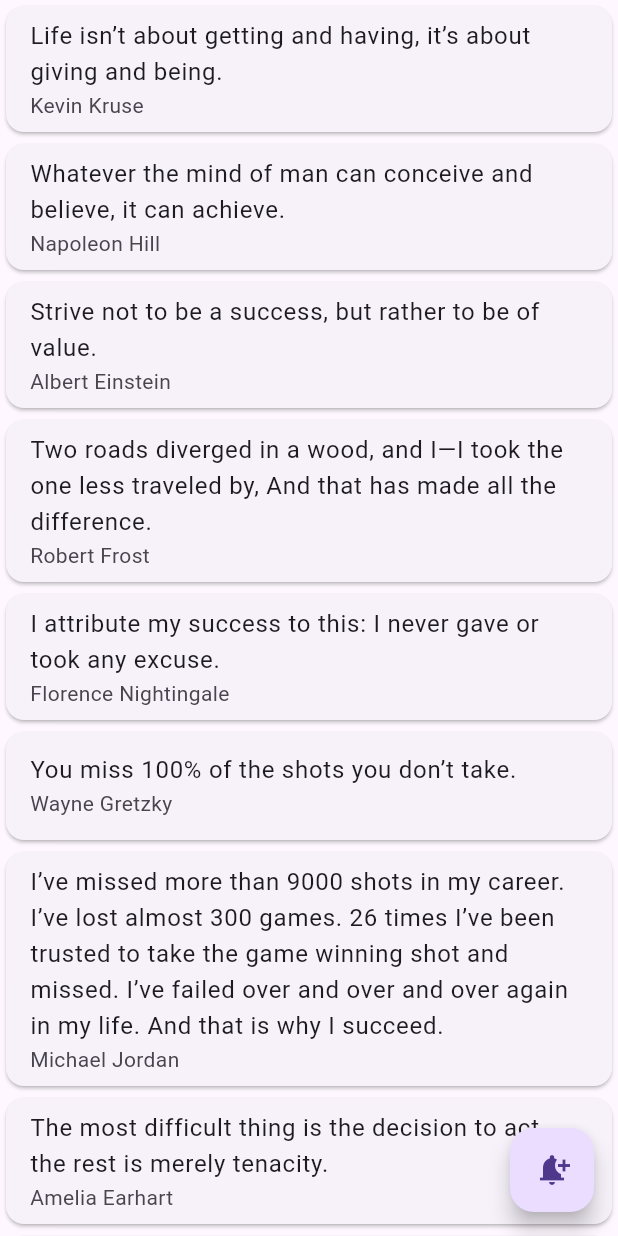
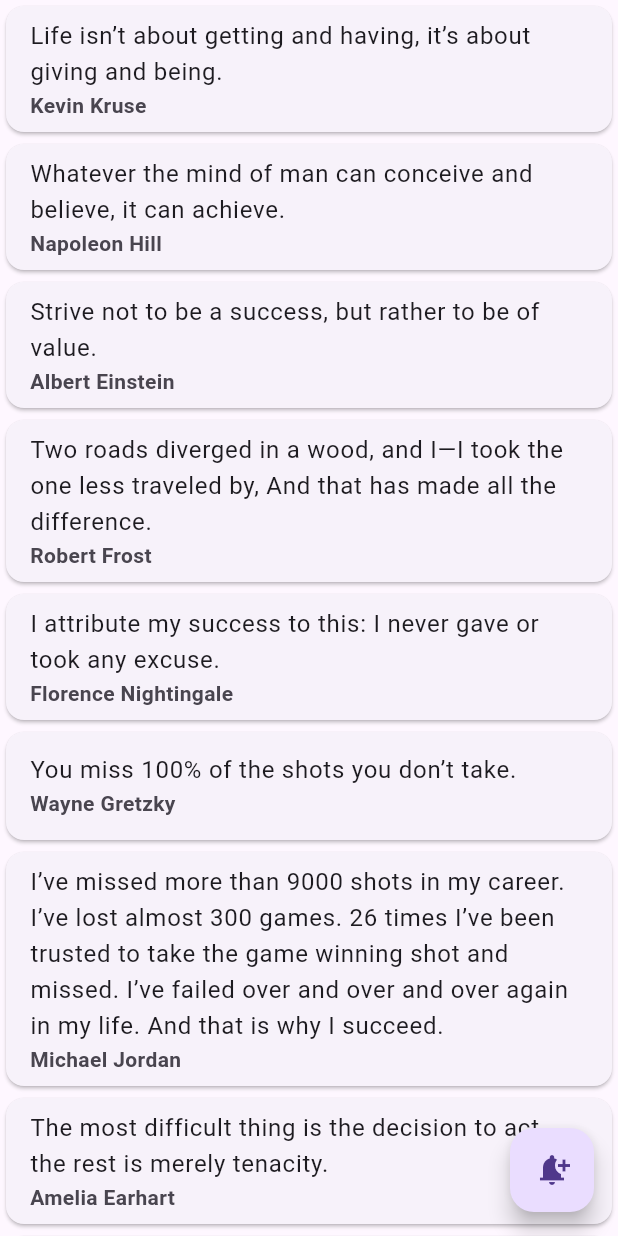
Before and after one commit to AishwaryaBaisane/quote_app_daily_task, a Flutter app: the screen it shows after launch, on a phone screen of 412 x 824 dp. Run offline on Flutter 3.47's test engine with Material 3 defaults, Android fonts, the phone set to English and light mode, and no system bars.

Commit message:
3/6/2024

```diff
--- a/lib/qutos/home/hompage.dart
+++ b/lib/qutos/home/hompage.dart
@@ -32,7 +32,10 @@ class _HomePageState extends State<HomePage> {
               (index) => Card(
                 child: ListTile(
                   title: Text(quotesModel!.QuotesList[index].quote!),
-                  subtitle: Text(quotesModel!.QuotesList[index].author!),
+                  subtitle: Text(
+                    quotesModel!.QuotesList[index].author!,
+                    style: TextStyle(fontWeight: FontWeight.bold),
+                  ),
                 ),
               ),
             ),
```
